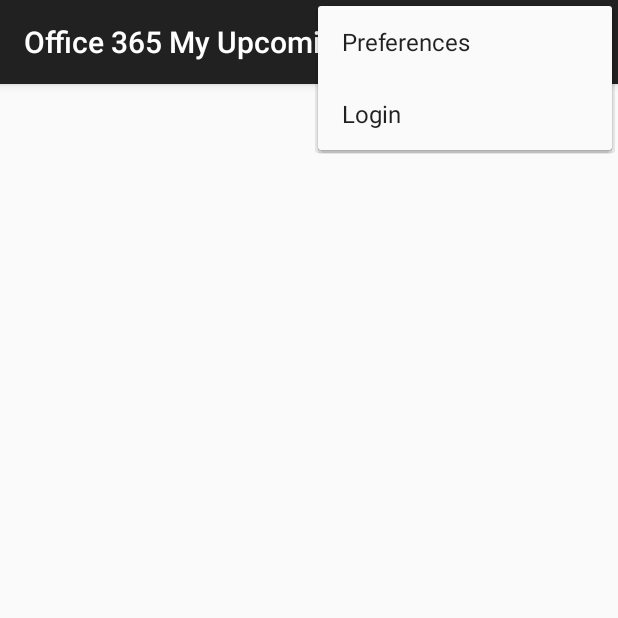
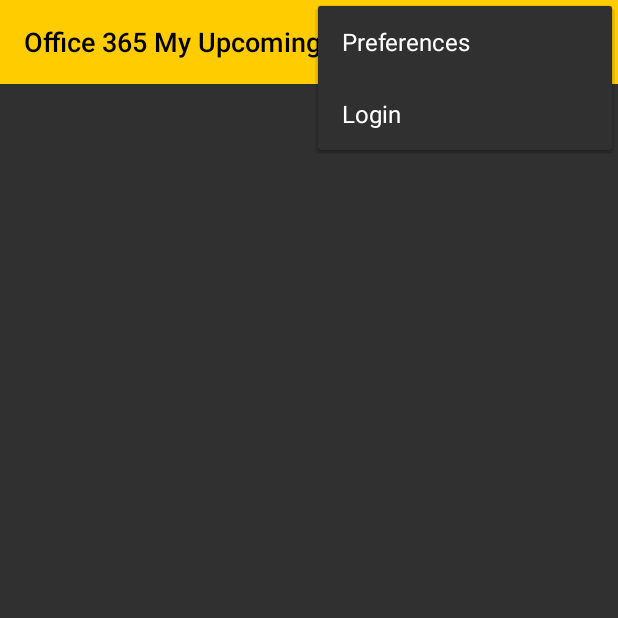
Before and after one commit to mattleib/o365api-android-get-events-app, an Android app: the screen it shows after launch (MainActivity), with the options menu open, on a phone screen of 412 x 824 dp, the top half of it. Run offline under Robolectric (Android 15) with nearby library versions, the phone set to English and light mode, and no system bars; libraries missing offline, so code that uses them is left out: com.microsoft.aad; 5 statements that could not run were skipped.

```diff
--- a/MyInboxApplication/app/src/main/java/com/leibmann/android/myupcommingevents/EmptyItem.java
+++ b/MyInboxApplication/app/src/main/java/com/leibmann/android/myupcommingevents/EmptyItem.java
@@ -6,6 +6,8 @@ import java.io.Serializable;
  * Created by matthias on 2/1/2015.
  */
 public class EmptyItem implements Serializable, Item {
+
+    private static final long serialVersionUID = 0L;
 
     public DataTypes.ItemType isItemType() {
         return DataTypes.ItemType.empty;
--- a/MyInboxApplication/app/src/main/java/com/leibmann/android/myupcommingevents/EventItem.java
+++ b/MyInboxApplication/app/src/main/java/com/leibmann/android/myupcommingevents/EventItem.java
@@ -9,6 +9,8 @@ import java.io.Serializable;
  * Created by mattleib on 1/26/2015.
  */
 public class EventItem implements Serializable, Item {
+
+    private static final long serialVersionUID = 0L;
 
     public DataTypes.ItemType isItemType() {
         return DataTypes.ItemType.event;
--- a/MyInboxApplication/app/src/main/java/com/leibmann/android/myupcommingevents/SectionItem.java
+++ b/MyInboxApplication/app/src/main/java/com/leibmann/android/myupcommingevents/SectionItem.java
@@ -6,6 +6,8 @@ import java.io.Serializable;
  * Created by matthias on 1/31/2015.
  */
 public class SectionItem implements Serializable, Item {
+
+    private static final long serialVersionUID = 0L;
 
     public DataTypes.ItemType isItemType() {
         return DataTypes.ItemType.section;
--- a/MyInboxApplication/app/src/main/res/layout/activity_main.xml
+++ b/MyInboxApplication/app/src/main/res/layout/activity_main.xml
@@ -1,7 +1,16 @@
-<FrameLayout xmlns:android="http://schemas.android.com/apk/res/android"
-    android:id="@+id/container"
+<LinearLayout
+    xmlns:android="http://schemas.android.com/apk/res/android"
+    android:orientation="vertical"
     android:layout_width="match_parent"
-    android:layout_height="match_parent"
-    android:windowBackground="@color/MyYellow"
-    android:colorBackground="@color/MyYellow"
-/>
+    android:layout_height="match_parent">
+    <include layout="@layout/toolbar_actionbar"/>
+    <FrameLayout
+        android:id="@+id/container"
+        android:layout_width="match_parent"
+        android:layout_height="match_parent"
+        />
+    <!--
+android:windowBackground="@color/MyWhite"
+android:colorBackground="@color/MyWhite"
+    -->
+</LinearLayout>
--- a/MyInboxApplication/app/src/main/res/layout/fragment_main.xml
+++ b/MyInboxApplication/app/src/main/res/layout/fragment_main.xml
@@ -6,7 +6,6 @@
     android:windowBackground="@color/MyYellow"
     android:colorBackground="@color/MyYellow"
     >
-<!--    android:paddingBottom="@dimen/activity_vertical_margin" -->
 
     <ListView android:id="@+id/eventItemList"
         android:layout_height="match_parent"
--- /dev/null
+++ b/MyInboxApplication/app/src/main/res/layout/toolbar_actionbar.xml
@@ -0,0 +1,10 @@
+<?xml version="1.0" encoding="utf-8"?>
+<android.support.v7.widget.Toolbar
+    xmlns:android="http://schemas.android.com/apk/res/android"
+    xmlns:material="http://schemas.android.com/apk/res-auto"
+    android:id="@+id/toolbar_actionbar"
+    android:layout_width="match_parent"
+    android:layout_height="?attr/actionBarSize"
+    android:background="?attr/colorPrimary"
+    material:titleTextAppearance="@style/ActionBar.TitleText"
+    />
--- a/MyInboxApplication/app/src/main/res/values/colors.xml
+++ b/MyInboxApplication/app/src/main/res/values/colors.xml
@@ -25,4 +25,9 @@
     <color name="Event_OnMyOwn_Warm">#ffd8e8b0</color>
     <color name="Event_Separator_Warm">#ff80213a</color>
 
+    <color name="primary">#ffcc00</color>
+    <color name="primary_dark">#d4aa00</color>
+    <color name="accent">#00ccff</color>
+    <color name="text">#000000</color>
+
 </resources>
--- a/MyInboxApplication/app/src/main/res/values/styles.xml
+++ b/MyInboxApplication/app/src/main/res/values/styles.xml
@@ -1,8 +1,16 @@
 <resources>
 
     <!-- Base application theme. -->
-    <style name="AppTheme" parent="Theme.AppCompat.Light.DarkActionBar">
-        <!-- Customize your theme here. -->
+    <style name="AppTheme" parent="Theme.AppCompat.NoActionBar">
+        <item name="colorPrimary">@color/primary</item>
+        <item name="colorPrimaryDark">@color/primary_dark</item>
+        <item name="colorAccent">@color/accent</item>
+    </style>
+    <style
+        name="ActionBar.TitleText"
+        parent="TextAppearance.AppCompat.Widget.ActionBar.Title">
+        <item name="android:textColor">@color/text</item>
+        <item name="android:textSize">18sp</item>
     </style>
 
     <style name="ListItem" parent="android:Theme.Light">
```
Also changed, not shown: MyInboxApplication/app/src/main/java/com/leibmann/android/myupcommingevents/EventsCache.java (added, +61 -0 lines), MyInboxApplication/app/src/main/java/com/leibmann/android/myupcommingevents/MainActivity.java (+26 -3 lines), MyInboxApplication/app/src/main/res/layout/eventsection_row_layout.xml (+0 -9 lines), 1 other file.
